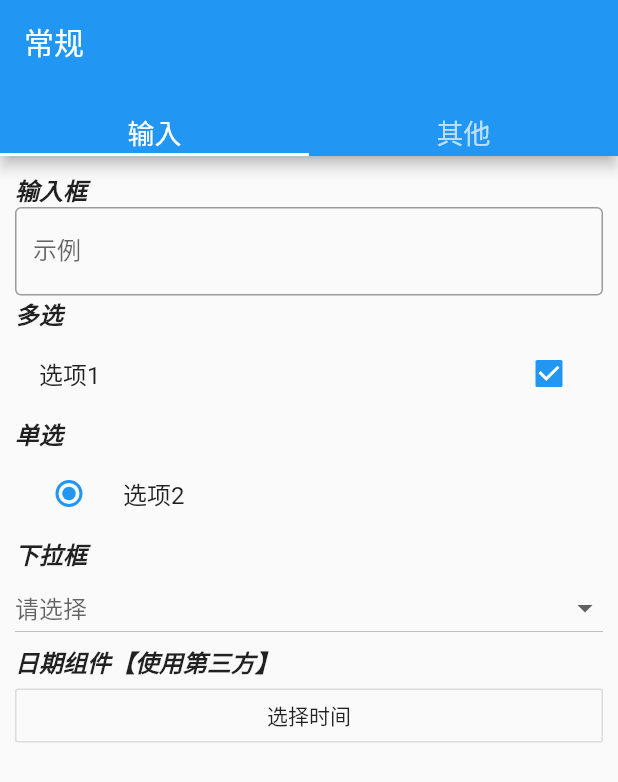
After one commit to OceanCheung/flutter_work, a Flutter app: the CommonPage screen opened directly, after a tap on "选择时间", on a phone screen of 412 x 824 dp. The commit adds this screen. Shown: the top 782 px of the screen. Run offline on Flutter 3.47's test engine with Material 2 defaults, Android fonts, the phone set to English and light mode, and no system bars; our stand-ins replace dio, flutter_datetime_picker; missing offline and left inert: flutter_refresh, flutter_webview_plugin; generated files the repository leaves out were written again.

Commit message:
添加常用输入的组件

```diff
--- a/lib/pages/chart.dart
+++ b/lib/pages/chart.dart
@@ -10,13 +10,11 @@ class ChartPage extends StatefulWidget {
 class _ChartPageState extends State<ChartPage> {
   @override
   void initState() {
-    // TODO: implement initState
     super.initState();
   }
 
   @override
   void dispose() {
-    // TODO: implement dispose
     super.dispose();
   }
 
--- /dev/null
+++ b/lib/pages/common.dart
@@ -0,0 +1,39 @@
+import 'package:flutter/material.dart';
+import './common/input.dart';
+
+class CommonPage extends StatefulWidget {
+  @override
+  _CommonPageState createState() {
+    return _CommonPageState();
+  }
+}
+
+class _CommonPageState extends State<CommonPage> {
+  @override
+  Widget build(BuildContext context) {
+    return DefaultTabController(
+      length: 2,
+      child: Scaffold(
+        appBar: AppBar(
+          title: Text('常规'),
+          automaticallyImplyLeading: false,
+          bottom: TabBar(
+            tabs: <Widget>[
+              Text(
+                '输入',
+                style: TextStyle(fontSize: 18),
+              ),
+              Text(
+                '其他',
+                style: TextStyle(fontSize: 18),
+              )
+            ],
+          ),
+        ),
+        body: TabBarView(
+          children: <Widget>[InputPage(), Text('2')],
+        ),
+      ),
+    );
+  }
+}
--- /dev/null
+++ b/lib/pages/common/input.dart
@@ -0,0 +1,118 @@
+import 'package:flutter/material.dart';
+import 'package:flutter_datetime_picker/flutter_datetime_picker.dart';
+
+class InputPage extends StatefulWidget {
+  @override
+  _InputPageState createState() {
+    return _InputPageState();
+  }
+}
+
+class _InputPageState extends State<InputPage> {
+  Widget getRowTitle(String title) {
+    return Row(
+      children: <Widget>[
+        Text(
+          title,
+          style: TextStyle(
+              fontSize: 16,
+              fontWeight: FontWeight.bold,
+              fontStyle: FontStyle.italic),
+        ),
+      ],
+    );
+  }
+
+  //组件
+  //输入框
+  Widget getTextField() {
+    return TextField(
+      decoration:
+          InputDecoration(border: OutlineInputBorder(), labelText: '示例'),
+    );
+  }
+
+  //checkbox
+  Widget getCheckBox() {
+    return CheckboxListTile(
+      title: Text('选项1'),
+      value: true,
+      onChanged: (value) {},
+    );
+  }
+
+  //radio
+  Widget getRadio() {
+    return RadioListTile(
+      title: Text('选项2'),
+      groupValue: true,
+      value: true,
+      onChanged: (value) {},
+    );
+  }
+
+  //普通下拉框
+  Widget getSelect() {
+    return DropdownButton(
+      isExpanded: true,
+      onChanged: (value) {
+        print(value);
+      },
+      hint: Text('请选择'),
+      value: null,
+      items: <DropdownMenuItem>[
+        DropdownMenuItem(
+          child: Text('123'),
+          value: 123,
+        ),
+        DropdownMenuItem(
+          child: Text('456'),
+          value: 456,
+        )
+      ],
+    );
+  }
+
+  //选择时间 年月   这边使用的第三方
+  Widget getDatePicker() {
+    return OutlineButton(
+      child: Text('选择时间'),
+      onPressed: () {
+        DatePicker.showDatePicker(context,
+            showTitleActions: true,
+            // minTime: DateTime(2018, 3, 5),
+            // maxTime: DateTime(2019, 6, 7),
+            theme: DatePickerTheme(
+                backgroundColor: Colors.white,
+                itemStyle:
+                    TextStyle(color: Colors.black, fontWeight: FontWeight.bold),
+                doneStyle: TextStyle(color: Colors.blue, fontSize: 16),
+                cancelStyle: TextStyle(color: Colors.blue, fontSize: 16)),
+            onChanged: (date) {
+          print('change $date');
+        }, onConfirm: (date) {
+          print('confirm $date');
+        }, currentTime: DateTime.now(), locale: LocaleType.zh);
+      },
+    );
+  }
+
+  @override
+  Widget build(BuildContext context) {
+    return ListView(
+      padding: EdgeInsets.all(10),
+      children: <Widget>[
+        getRowTitle('输入框'),
+        getTextField(),
+        getRowTitle('多选'),
+        getCheckBox(),
+        getRowTitle('单选'),
+        getRadio(),
+        getRowTitle('下拉框'),
+        getSelect(),
+        getRowTitle('日期组件【使用第三方】'),
+        getDatePicker()
+      ],
+    );
+  }
+}
--- a/lib/pages/home.dart
+++ b/lib/pages/home.dart
@@ -4,6 +4,7 @@ import '../pages/chart.dart';
 import '../pages/map.dart';
 import '../pages/setting.dart';
 import '../pages/list.dart';
+import '../pages/common.dart';
 
 ///主页面
 class HomePage extends StatefulWidget {
@@ -34,6 +35,7 @@ class _HomePageState extends State<HomePage> {
       ChartPage(),
       MapPage(),
       SettingPage(),
+      CommonPage(),
       ListPage()
     ];
     //初始化底部导航栏
@@ -43,6 +45,7 @@ class _HomePageState extends State<HomePage> {
           icon: Icon(Icons.insert_chart), title: Text('报表')),
       BottomNavigationBarItem(icon: Icon(Icons.map), title: Text('地图')),
       BottomNavigationBarItem(icon: Icon(Icons.message), title: Text('设置')),
+      BottomNavigationBarItem(icon: Icon(Icons.widgets), title: Text('组件')),
       BottomNavigationBarItem(icon: Icon(Icons.list), title: Text('列表'))
     ];
     //初始化当前页面
--- a/lib/pages/login.dart
+++ b/lib/pages/login.dart
@@ -124,7 +124,7 @@ class _LoginPageState extends State<LoginPage> {
                     ),
                     onTap: () {
                       //进行验证
-                      if (_userName != null && _userName != "") {
+                      if (_userName.isNotEmpty) {
                         setState(() {
                           _userNameDisplay = true; //隐藏
                         });
@@ -136,7 +136,8 @@ class _LoginPageState extends State<LoginPage> {
                         });
                         return;
                       }
-                      if (_password != null && _userName != "") {
+                      //判空
+                      if (_password.isNotEmpty) {
                         print("密码");
                       } else {
                         showDialog(
--- a/lib/pages/setting.dart
+++ b/lib/pages/setting.dart
@@ -15,7 +15,6 @@ class _SettingPageState extends State<SettingPage> {
 
   @override
   void dispose() {
-    // TODO: implement dispose
     super.dispose();
   }
 
--- a/pubspec.yaml
+++ b/pubspec.yaml
@@ -27,6 +27,7 @@ dependencies:
   json_annotation: ^0.2.3 #json转成bean插件
   flutter_webview_plugin: ^0.3.0+2 #webview插件
   flutter_refresh: ^0.0.2 #下拉下拉列表插件
+  flutter_datetime_picker: ^1.1.4 #date选项插件
 
 dev_dependencies:
   flutter_test:
```
Also changed, not shown: pubspec.lock.
